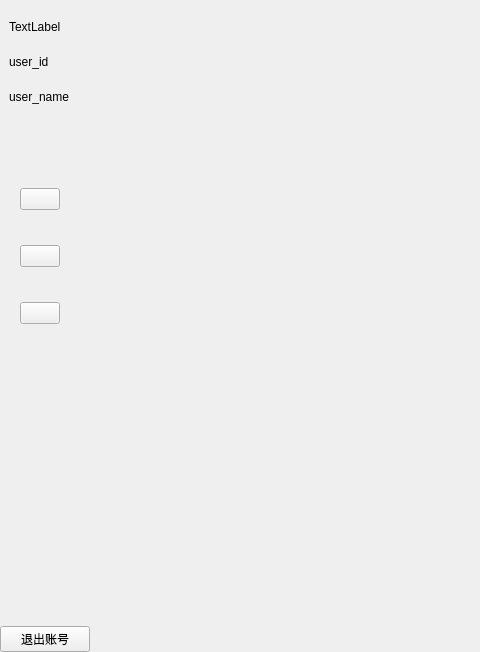
Qt form SmartHome-Client/Client-UI/MainWidget/MainWidget.ui (rtomway/Qt-SmartHome) before a commit; both pictures show x 0 to 480 and y 0 to 652 of the 814 by 652 pixel window.
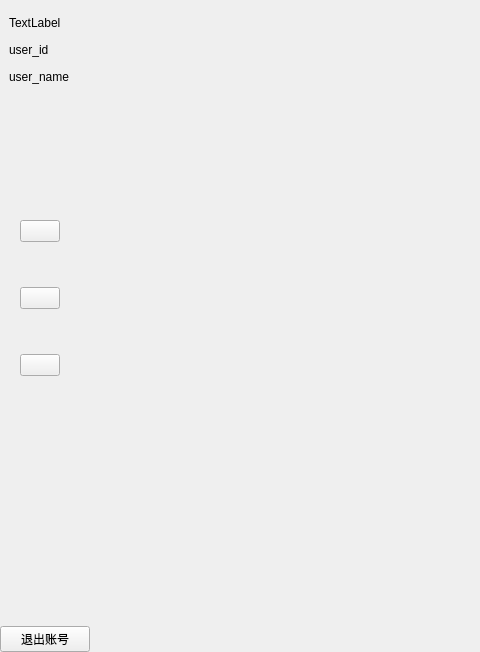
The same form after that commit. The open tabs and pages were chosen to show the change.

What changed in the file:
```diff
--- a/SmartHome-Client/Client-UI/MainWidget/MainWidget.ui
+++ b/SmartHome-Client/Client-UI/MainWidget/MainWidget.ui
@@ -37,7 +37,7 @@
    </property>
    <item>
     <widget class="QWidget" name="widget" native="true">
-     <layout class="QVBoxLayout" name="verticalLayout_5" stretch="3,1,5,7,2">
+     <layout class="QVBoxLayout" name="verticalLayout_5" stretch="3,3,7,7,2">
       <property name="spacing">
        <number>0</number>
       </property>
@@ -96,6 +96,9 @@
       <item>
        <widget class="QWidget" name="widget_6" native="true">
         <layout class="QVBoxLayout" name="verticalLayout">
+         <property name="spacing">
+          <number>15</number>
+         </property>
          <property name="leftMargin">
           <number>20</number>
          </property>
```
Left out of the diff: 17 changed lines with no effect on the pictures.
